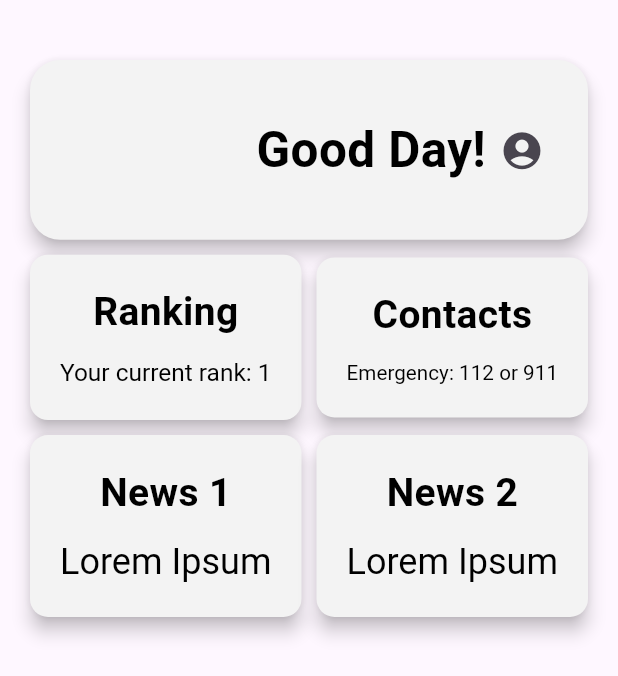
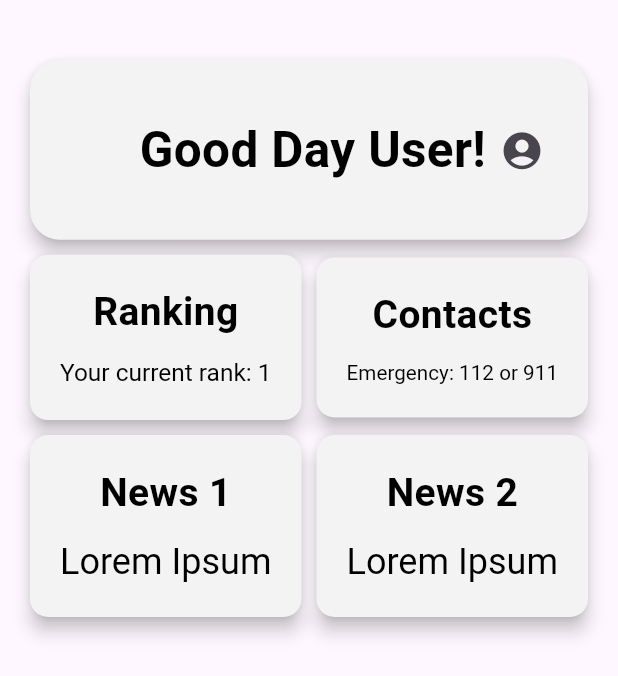
Before and after one commit to aronmilojevic/RedResQ_App, a Flutter app: the Dashboard screen opened directly, on a phone screen of 412 x 824 dp. Shown: the top 676 px of the screen. Run offline on Flutter 3.47's test engine with Material 3 defaults, Android fonts, the phone set to English and light mode, and no system bars; our stand-ins replace connectivity, firebase_core, firebase_messaging, flutter_local_notifications, location, mask_text_input_formatter and 1 more; accounts and stored records are empty; network calls fail.

Commit message:
Letze Änderungen vor der Abgabe in Italien

```diff
--- a/lib/application/dashboard.dart
+++ b/lib/application/dashboard.dart
@@ -97,7 +97,7 @@ class _DashboardState extends State<Dashboard> {
                     mainAxisAlignment: MainAxisAlignment.end,
                     children: [
                       Text(
-                        'Good Day!',
+                        'Good Day User!',
                         textAlign: TextAlign.center,
                         overflow: TextOverflow.ellipsis,
                         style: TextStyle(
```
